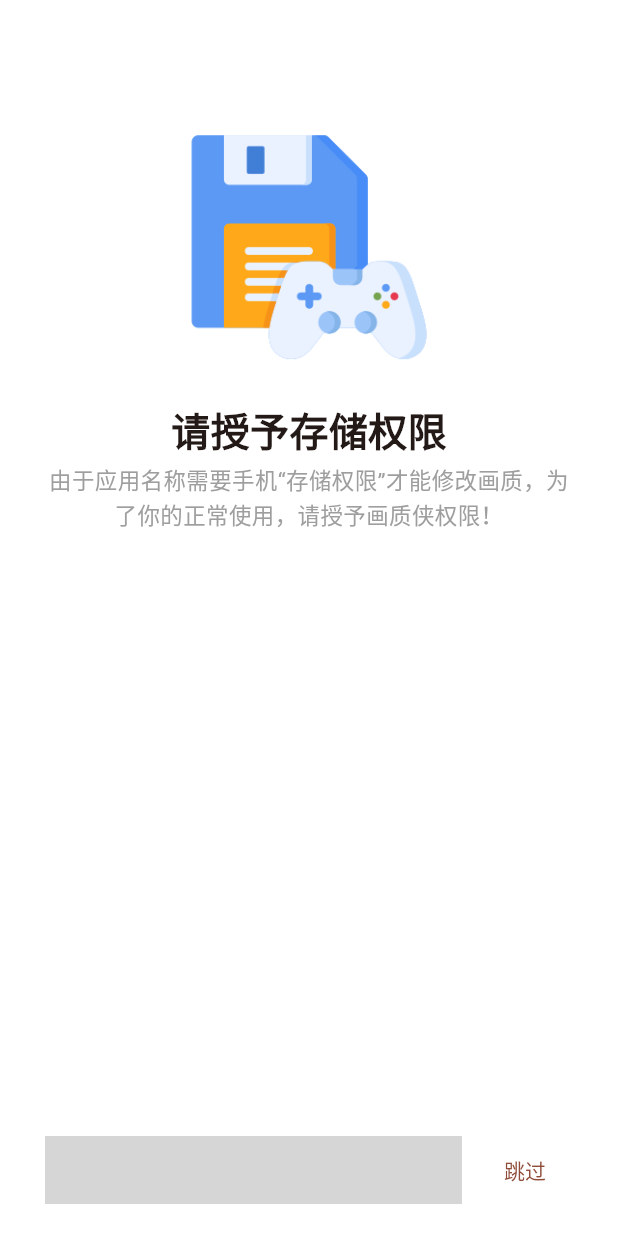
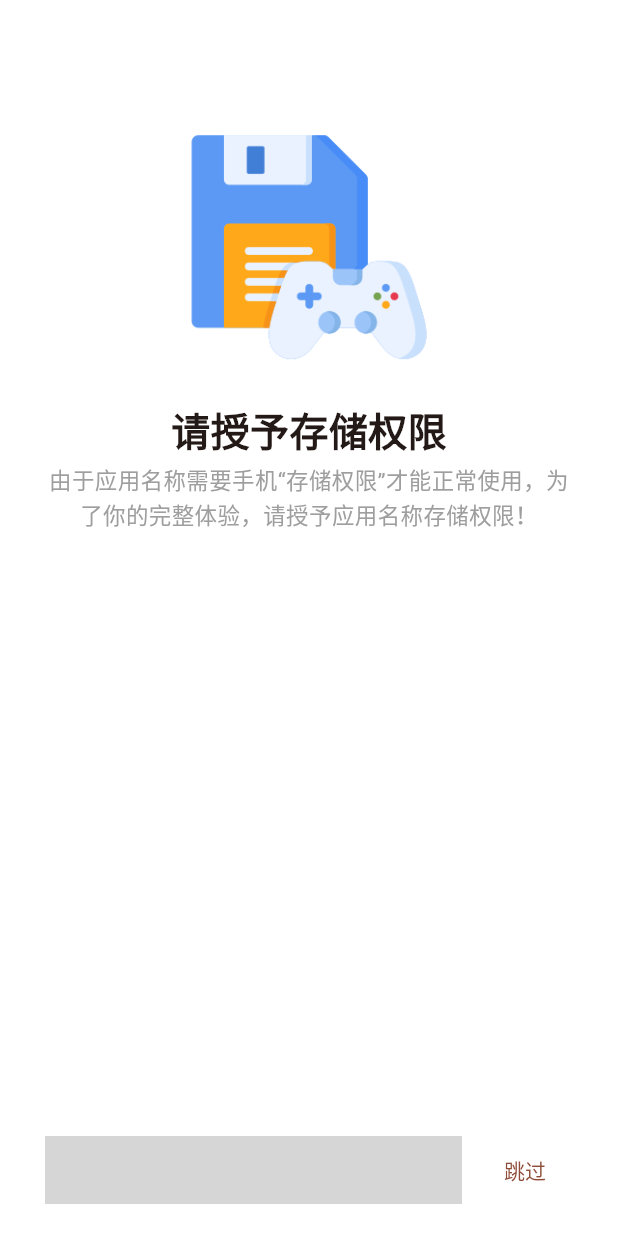
Before and after one commit to shinexoh/jcc-tool, a Flutter app: the PermissionPage screen opened by its route, on a phone screen of 412 x 824 dp. Run offline on Flutter 3.47's test engine with Material 2 defaults, Android fonts, the phone set to English and light mode, and no system bars; our stand-ins replace awesome_dialog, battery_plus, card_swiper, connectivity_plus, device_info_plus, dio and 5 more; missing offline and left inert: android_intent_plus, device_apps, remixicon_updated; network calls fail; statements that could not run were skipped; grey boxes are pictures that could not be loaded.

Commit message:
优化一些代码

```diff
--- a/lib/page/function/function_logic.dart
+++ b/lib/page/function/function_logic.dart
@@ -15,7 +15,7 @@ mixin FunctionLogic on State<FunctionPage> {
   // 功能列表
   var functionData = <Map>[].obs;
 
-  // 请求功能列表
+  // 初始化功能列表
   void initFunction() async {
     final httpFunction = await HttpClient.get(Api.mainApi);
 
--- a/lib/page/home/home_page.dart
+++ b/lib/page/home/home_page.dart
@@ -3,7 +3,6 @@ import 'package:flutter/material.dart';
 import 'package:get/get.dart';
 import 'package:jinchanchan/app/assets_config.dart';
 import 'package:jinchanchan/page/home/home_logic.dart';
-import 'package:jinchanchan/util/app_util.dart';
 import 'package:jinchanchan/widgets/common_card.dart';
 import 'package:jinchanchan/widgets/on_ink.dart';
 import 'package:remixicon_updated/remixicon_updated.dart';
@@ -76,7 +75,7 @@ class _HomePageState extends State<HomePage> with HomeLogic {
                 autoplay: true,
                 viewportFraction: 0.85,
                 scale: 0.92,
-                onTap: (index) => AppUtil.openUrl(bannerData[index]['url']),
+                onTap: (index) => onBanner(index),
                 itemBuilder: (context, index) {
                   return ClipRRect(
                     borderRadius: BorderRadius.circular(10),
--- a/lib/page/permission/permission_logic.dart
+++ b/lib/page/permission/permission_logic.dart
@@ -75,7 +75,7 @@ mixin PermissionLogic on State<PermissionPage>, WidgetsBindingObserver {
     DialogStyle.mainDialog(
       title: '你已拒绝权限',
       subTitle:
-          '由于${AppConfig.appName}需要【文件存储权限】才能修改画质，请点击【手动授予】跳转到设置，手动给画质侠授予【文件存储权限】',
+          '由于${AppConfig.appName}需要【文件存储权限】才能正常使用，请点击【手动授予】跳转到设置，手动给${AppConfig.appName}授予【文件存储权限】',
       showCanceButton: false,
       okButtonTitle: '手动授予',
       onOkButton: () async {
--- a/lib/page/permission/permission_page.dart
+++ b/lib/page/permission/permission_page.dart
@@ -31,7 +31,7 @@ class _PermissionPageState extends State<PermissionPage>
                   style: TextStyle(fontSize: 26, fontWeight: FontWeight.bold)),
               const SizedBox(height: 5),
               const Text(
-                  '由于${AppConfig.appName}需要手机“存储权限”才能修改画质，为了你的正常使用，请授予画质侠权限！',
+                  '由于${AppConfig.appName}需要手机“存储权限”才能正常使用，为了你的完整体验，请授予${AppConfig.appName}存储权限！',
                   textAlign: TextAlign.center,
                   style: TextStyle(fontSize: 15, color: Colors.grey)),
               const Spacer(),
--- a/lib/page/user_page.dart
+++ b/lib/page/user_page.dart
@@ -46,7 +46,7 @@ class _UserPageState extends State<UserPage> {
               crossAxisAlignment: CrossAxisAlignment.start,
               children: [
                 topAppBar(),
-                imageBar(),
+                headBar(),
                 permissionBar(),
                 deviceInfoBar(),
                 helpBar(),
@@ -71,7 +71,7 @@ class _UserPageState extends State<UserPage> {
     );
   }
 
-  Widget imageBar() {
+  Widget headBar() {
     return Center(
       child: Column(
         children: [
```
Also changed, not shown: lib/page/home/home_logic.dart (+6 -3 lines), lib/page/use_help_page.dart (+11 -8 lines).
